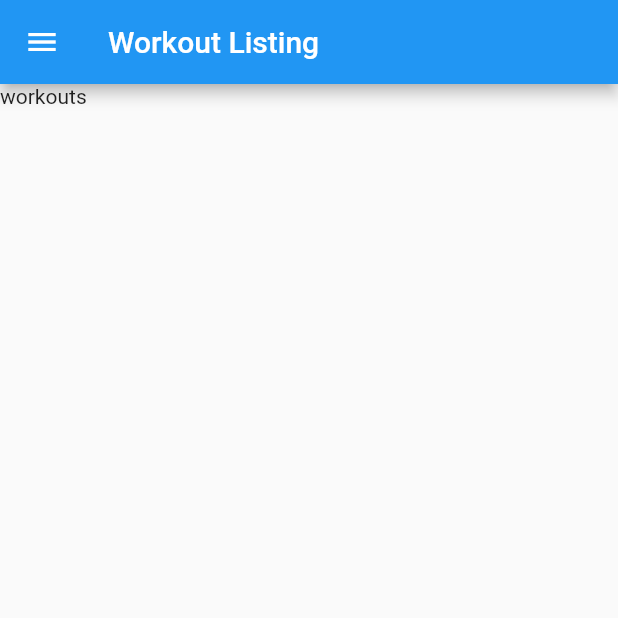
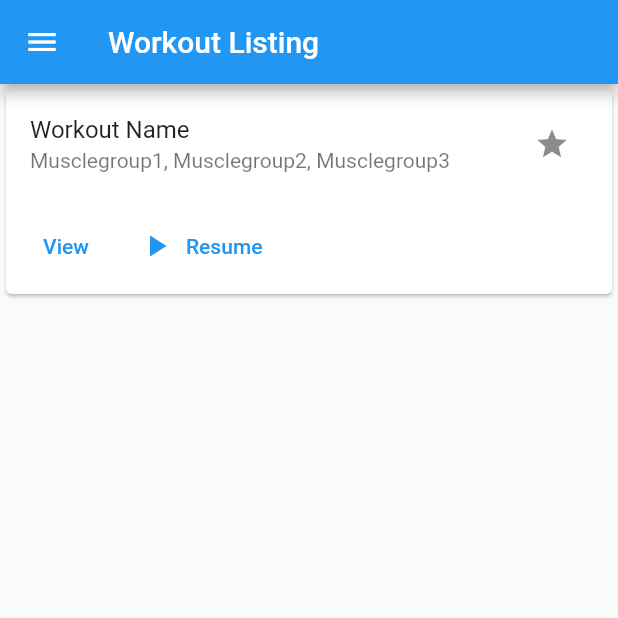
Before and after one commit to sarahpads/gettin-jacked, a Flutter app: the screen it shows after launch, on a phone screen of 412 x 824 dp, the top half of it. Run offline on Flutter 3.47's test engine with Material 2 defaults, Android fonts, the phone set to English and light mode, and no system bars; our stand-ins replace charts_flutter, syncfusion_flutter_charts.

Commit message:
stateful router; templating; Dismissible

```diff
--- a/lib/main.dart
+++ b/lib/main.dart
@@ -6,7 +6,17 @@ void main() {
   runApp(GettinJacked());
 }
 
-class GettinJacked extends StatelessWidget {
+// this has to be stateful in order for the router delegate to persist across hot refreshes
+// without the state persistence, the delegate was being replaced every reload
+// https://github.com/flutter/flutter/issues/60709
+class GettinJacked extends StatefulWidget {
+  @override
+  _GettinJackedState createState() => _GettinJackedState();
+}
+
+class _GettinJackedState extends State<GettinJacked> {
+  final delegate = JackedRouterDelegate();
+
   @override
   Widget build(BuildContext context) {
     return MaterialApp.router(
@@ -16,7 +26,7 @@ class GettinJacked extends StatelessWidget {
           visualDensity: VisualDensity.adaptivePlatformDensity,
         ),
         routeInformationParser: JackedRouteInformationParser(),
-        routerDelegate: JackedRouterDelegate()
+        routerDelegate: delegate
     );
   }
 }
--- a/lib/router/locations.dart
+++ b/lib/router/locations.dart
@@ -2,6 +2,7 @@ import 'package:flutter/foundation.dart';
 
 class JackedLocationKeys {
   static const workouts = 'workout-listing';
+  static const workoutDetail = 'workout-detail';
   static const exercises = 'exercise-listing';
   static const exerciseDetail = 'exercise-detail';
 }
@@ -16,9 +17,18 @@ class JackedLocation {
     @required this.path,
   });
 
+  JackedLocation.loading() :
+        key = 'loading',
+        path = '/';
+
   JackedLocation.workoutListing() :
         key = JackedLocationKeys.workouts,
         path = '/workout-listing';
+
+  JackedLocation.workoutDetail({ @required String id }) :
+        key = JackedLocationKeys.workoutDetail,
+        path = '/workout-detail',
+        params = { 'id': id };
 
   JackedLocation.exerciseListing() :
         key = JackedLocationKeys.exercises,
--- a/lib/router/parsers.dart
+++ b/lib/router/parsers.dart
@@ -24,6 +24,10 @@ class JackedRouteInformationParser extends RouteInformationParser<JackedLocation
         location = JackedLocation.exerciseDetail(id: uri.pathSegments[1]);
         break;
 
+      case JackedLocationKeys.workoutDetail:
+        location = JackedLocation.workoutDetail(id: uri.pathSegments[1]);
+        break;
+
       case JackedLocationKeys.workouts:
       default:
         location = JackedLocation.workoutListing();
@@ -35,6 +39,8 @@ class JackedRouteInformationParser extends RouteInformationParser<JackedLocation
 
   @override
   RouteInformation restoreRouteInformation(JackedLocation location) {
+    print('restoring route');
+    print(location.key);
     return RouteInformation(location: location.path);
   }
 }
--- /dev/null
+++ b/lib/workout-listing/workout_item.dart
@@ -0,0 +1,34 @@
+import 'package:flutter/material.dart';
+import 'package:gettin_jacked/router/delegate.dart';
+import 'package:gettin_jacked/router/locations.dart';
+
+class WorkoutItem extends StatelessWidget {
+  @override
+  Widget build(BuildContext context) {
+    return Card(
+      child: Column(
+        children: [
+          ListTile(
+            title: Text('Workout Name'),
+            subtitle: Text('Musclegroup1, Musclegroup2, Musclegroup3'),
+            trailing: IconButton(icon: Icon(Icons.star), onPressed: () => {})
+          ),
+          ButtonBar(
+            alignment: MainAxisAlignment.start,
+            children: [
+              TextButton(
+                child: Text('View'),
+                onPressed: () => { JackedRouterDelegate.of(context).push(JackedLocation.workoutDetail(id: '1')) },
+              ),
+              TextButton.icon(
+                icon: Icon(Icons.play_arrow),
+                label: Text('Resume'), // or start
+                onPressed: () => {}
+              )
+            ]
+          )
+        ]
+      )
+    );
+  }
+}
--- a/lib/workout-listing/workout_listing.dart
+++ b/lib/workout-listing/workout_listing.dart
@@ -1,16 +1,20 @@
 import 'package:flutter/material.dart';
 import 'package:gettin_jacked/layout/sidebar.dart';
+import 'package:gettin_jacked/workout-listing/workout_item.dart';
 
 class WorkoutListing extends StatelessWidget {
   @override
   Widget build(BuildContext context) {
     return Scaffold(
-      key: ValueKey('scaffold'),
       appBar: AppBar(
         title: Text('Workout Listing')
       ),
       drawer: Sidebar(),
-      body: Text('workouts')
+      body: ListView(
+        children: [
+          WorkoutItem()
+        ]
+      )
     );
   }
 }
--- a/pubspec.yaml
+++ b/pubspec.yaml
@@ -23,6 +23,8 @@ environment:
 dependencies:
   flutter:
     sdk: flutter
+  charts_flutter: 0.10.0
+  syncfusion_flutter_charts: 18.4.48
 
 
   # The following adds the Cupertino Icons font to your application.
```
Also changed, not shown: lib/exercise-listing/exercise_listing.dart (+95 -5 lines), lib/router/delegate.dart (+12 -3 lines), lib/workout-detail/details/details.dart (added, +16 -0 lines), lib/workout-detail/details/donut_chart.dart (added, +42 -0 lines), lib/workout-detail/details/exercises.dart (added, +72 -0 lines), lib/workout-detail/sessions/line_chart.dart (added, +80 -0 lines), lib/workout-detail/sessions/session_item.dart (added, +21 -0 lines), lib/workout-detail/sessions/sessions.dart (added, +13 -0 lines), lib/workout-detail/workout_detail.dart (added, +47 -0 lines), lib/workout/workout.dart (deleted, +0 -8 lines), pubspec.lock.
